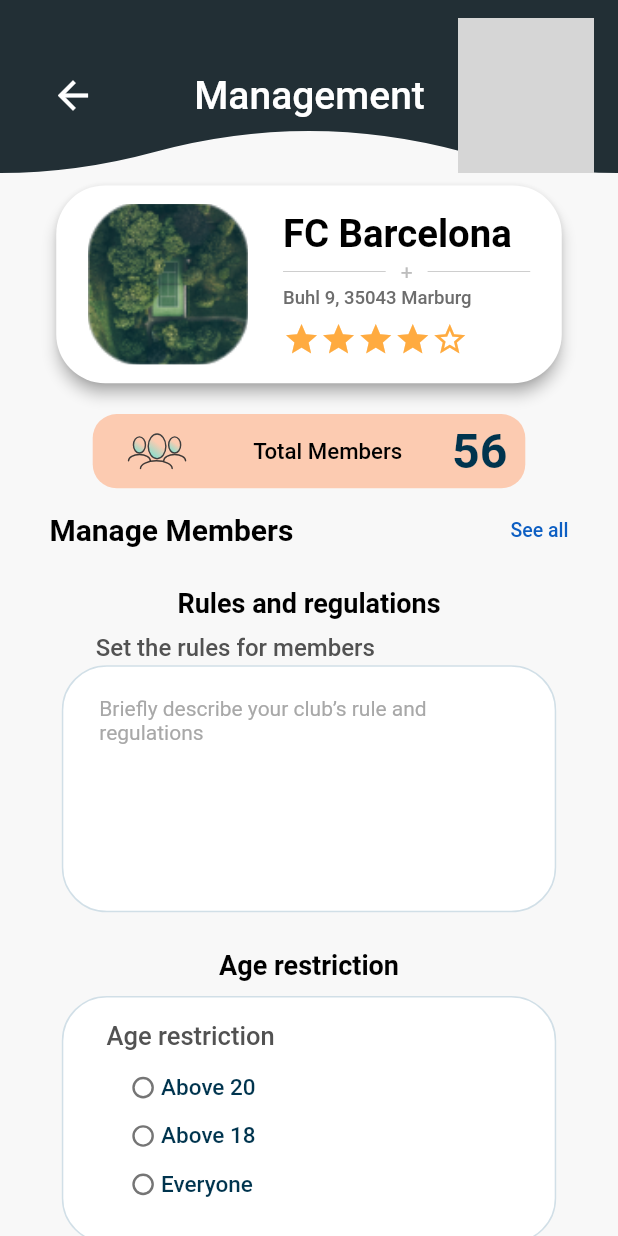
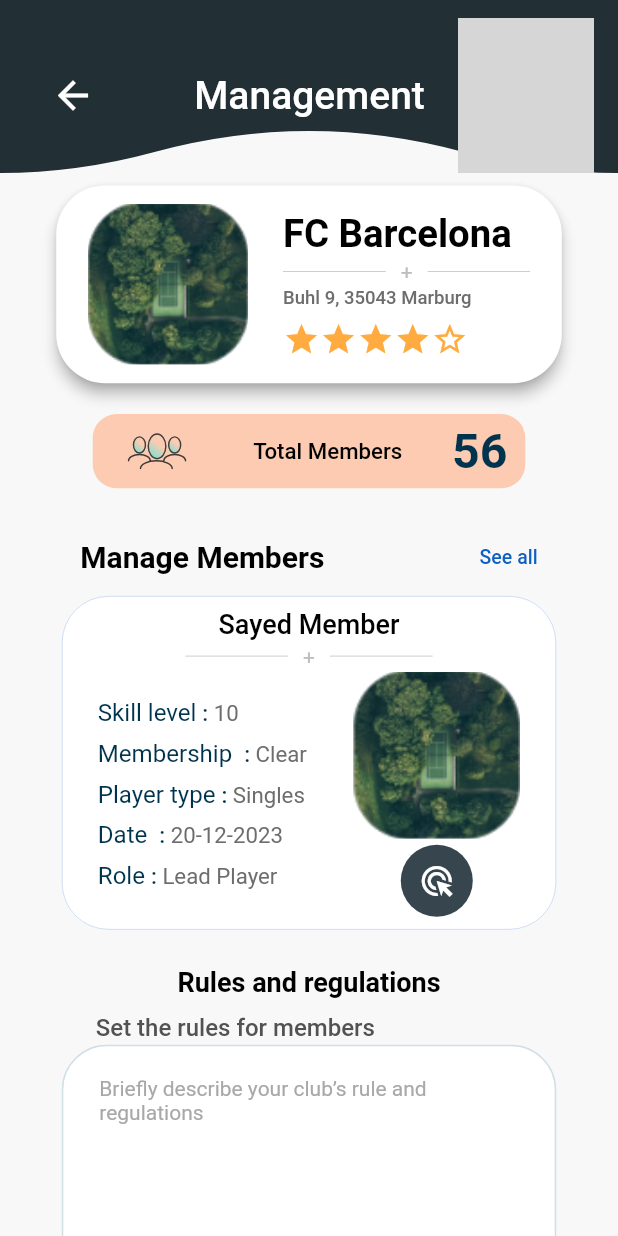
Before and after one commit to El-Sayed-Mustafa/Tennis-App, a Flutter app: the screen it shows after launch, on a phone screen of 412 x 824 dp. Run offline on Flutter 3.47's test engine with Material 2 defaults, Android fonts, the phone set to English and light mode, and no system bars; our stand-ins replace bloc, carousel_slider, cloud_firestore, curved_navigation_bar, firebase_auth, firebase_core and 10 more; accounts and stored records are empty; Roboto replaces fonts that are missing (Poppins); grey boxes are pictures that could not be loaded.

Commit message:
Management  screen UI Done

```diff
--- a/lib/Main-Features/Featured/club_managment/view/managment_screen.dart
+++ b/lib/Main-Features/Featured/club_managment/view/managment_screen.dart
@@ -1,6 +1,6 @@
 import 'package:flutter/material.dart';
 import 'package:go_router/go_router.dart';
-import 'package:tennis_app/Main-Features/Featured/create_profile/widgets/app_bar_wave.dart';
+import 'package:tennis_app/Main-Features/Featured/club_managment/view/widgets/member_item.dart';
 import 'package:tennis_app/core/utils/widgets/custom_button.dart';
 
 import '../../../../core/utils/widgets/app_bar_wave.dart';
@@ -46,9 +46,11 @@ class ManagementScreen extends StatelessWidget {
                       bottom: screenWidth * .05),
                   child: const ClubInfo()),
               const NumMembers(),
+              const SizedBox(height: 20),
               Padding(
                 padding: EdgeInsets.symmetric(
-                    horizontal: screenWidth * .08, vertical: screenWidth * .04),
+                    horizontal: screenWidth * .13,
+                    vertical: screenWidth * .035),
                 child: const Row(
                   mainAxisAlignment: MainAxisAlignment.spaceBetween,
                   children: [
@@ -73,7 +75,8 @@ class ManagementScreen extends StatelessWidget {
                   ],
                 ),
               ),
-              const SizedBox(height: 10),
+              const MemberItem(),
+              SizedBox(height: screenHeight * .03),
               const Text(
                 'Rules and regulations',
                 style: TextStyle(
@@ -103,7 +106,9 @@ class ManagementScreen extends StatelessWidget {
               const AgeRestrictionWidget(),
               SizedBox(height: screenHeight * .015),
               BottomSheetContainer(
-                  buttonText: 'Set', onPressed: () {}, color: Color(0xFFF8F8F8))
+                  buttonText: 'Set',
+                  onPressed: () {},
+                  color: const Color(0xFFF8F8F8))
             ],
           ),
         ),
--- /dev/null
+++ b/lib/Main-Features/Featured/club_managment/view/widgets/member_item.dart
@@ -0,0 +1,106 @@
+import 'package:flutter/material.dart';
+import 'package:tennis_app/Main-Features/Featured/club_managment/view/widgets/text_rich.dart';
+
+import '../../../../home/widgets/divider.dart';
+
+class MemberItem extends StatelessWidget {
+  const MemberItem({super.key});
+
+  @override
+  Widget build(BuildContext context) {
+    final screenWidth = MediaQuery.of(context).size.width;
+    final screenHeight = MediaQuery.of(context).size.height;
+    final double imageHeight = (screenHeight + screenWidth) * 0.09;
+
+    return Container(
+      padding: EdgeInsets.all(8),
+      width: screenWidth * .8,
+      height: screenHeight * .27,
+      decoration: ShapeDecoration(
+        color: Colors.white,
+        shape: RoundedRectangleBorder(
+          side: const BorderSide(width: 0.50, color: Color(0x440D5FC3)),
+          borderRadius: BorderRadius.circular(31),
+        ),
+      ),
+      child: Column(
+        mainAxisAlignment: MainAxisAlignment.center,
+        children: [
+          const Text(
+            'Sayed Member',
+            style: TextStyle(
+              color: Colors.black,
+              fontSize: 18,
+              fontFamily: 'Poppins',
+              fontWeight: FontWeight.w500,
+            ),
+          ),
+          const MyDivider(),
+          Row(
+            mainAxisAlignment: MainAxisAlignment.spaceAround,
+            children: [
+              Column(
+                mainAxisAlignment: MainAxisAlignment.start,
+                crossAxisAlignment: CrossAxisAlignment.start,
+                children: [
+                  const MyTextRich(
+                    text1: 'Skill level ',
+                    text2: '10',
+                  ),
+                  SizedBox(height: screenHeight * .01),
+                  const MyTextRich(
+                    text1: 'Membership  ',
+                    text2: 'Clear',
+                  ),
+                  SizedBox(height: screenHeight * .01),
+                  const MyTextRich(
+                    text1: 'Player type ',
+                    text2: 'Singles',
+                  ),
+                  SizedBox(height: screenHeight * .01),
+                  const MyTextRich(
+                    text1: 'Date  ',
+                    text2: '20-12-2023',
+                  ),
+                  SizedBox(height: screenHeight * .01),
+                  const MyTextRich(
+                    text1: 'Role ',
+                    text2: 'Lead Player',
+                  ),
+                ],
+              ),
+              Column(
+                children: [
+                  ClipRRect(
+                    borderRadius: BorderRadius.circular(imageHeight / 5),
+                    child: Container(
+                      height: imageHeight,
+                      width: imageHeight,
+                      child: Image.asset(
+                        'assets/images/clubimage.png',
+                        fit: BoxFit.cover,
+                      ),
+                    ),
+                  ),
+                  SizedBox(
+                    height: screenHeight * .005,
+                  ),
+                  Container(
+                    decoration: const ShapeDecoration(
+                      color: Color.fromARGB(212, 15, 32, 42),
+                      shape: OvalBorder(),
+                    ),
+                    child: IconButton(
+                      icon: Icon(Icons.ads_click, color: Colors.white),
+                      onPressed: () {},
+                    ),
+                  ),
+                ],
+              ),
+            ],
+          )
+        ],
+      ),
+    );
+  }
+}
--- /dev/null
+++ b/lib/Main-Features/Featured/club_managment/view/widgets/text_rich.dart
@@ -0,0 +1,47 @@
+import 'package:flutter/material.dart';
+
+class MyTextRich extends StatelessWidget {
+  const MyTextRich({Key? key, required this.text1, required this.text2})
+      : super(key: key);
+  final String text1;
+  final String text2;
+
+  @override
+  Widget build(BuildContext context) {
+    final double screenWidth = MediaQuery.of(context).size.width;
+    final double screenHeight = MediaQuery.of(context).size.height;
+    final double fontSize1 = (screenWidth + screenHeight) * 0.013;
+    final double fontSize2 = (screenWidth + screenHeight) * 0.012;
+
+    return Text.rich(
+      TextSpan(
+        children: [
+          TextSpan(
+            text: text1,
+            style: TextStyle(
+              color: const Color(0xFF00344E),
+              fontSize: fontSize1,
+              fontWeight: FontWeight.w400,
+            ),
+          ),
+          TextSpan(
+            text: ': ',
+            style: TextStyle(
+              color: Color(0xFF00344E),
+              fontSize: fontSize2,
+              fontWeight: FontWeight.w500,
+            ),
+          ),
+          TextSpan(
+            text: text2,
+            style: TextStyle(
+              color: const Color(0xFF6D6D6D),
+              fontSize: fontSize2,
+              fontWeight: FontWeight.w400,
+            ),
+          ),
+        ],
+      ),
+    );
+  }
+}
```
